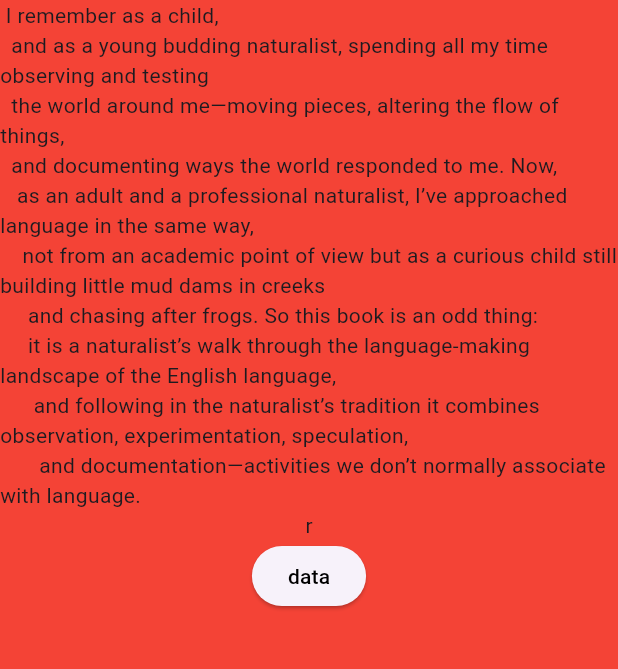
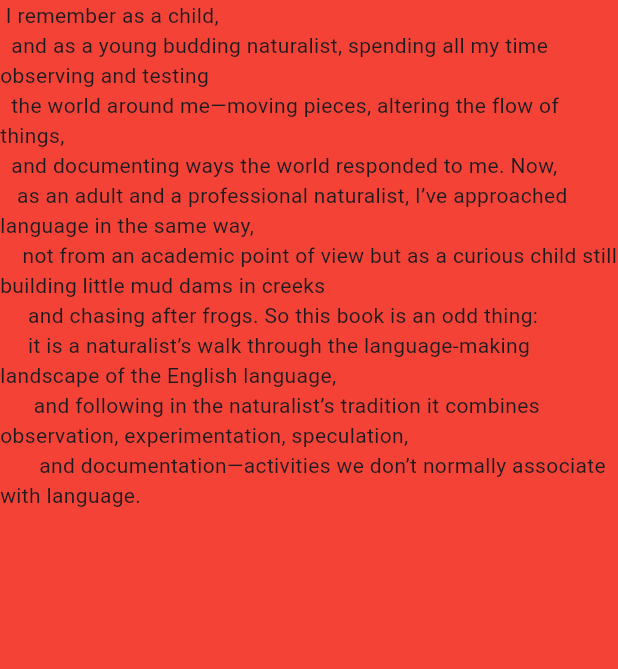
Before and after one commit to Abhinimap/localization, a Flutter app: the screen it shows after launch, on a phone screen of 412 x 824 dp, the part 84-753 px from its top. Run offline on Flutter 3.47's test engine with Material 3 defaults, Android fonts, the phone set to English and light mode, and no system bars; our stand-ins replace flutter_localization.

Commit message:
final commit

```diff
--- a/lib/home.dart
+++ b/lib/home.dart
@@ -13,16 +13,12 @@ class HomePage extends StatefulWidget {
 class _HomePageState extends State<HomePage> {
   @override
   Widget build(BuildContext context) {
-    debugPrint('entered home page');
     return   Scaffold(
       backgroundColor: Colors.red,
-      // appBar: AppBar(title: Text('data',style: TextStyle(color: Colors.black),),),
       appBar: AppBar(centerTitle: true,title: Text(AppLocale.appTitle.getString(context)),),
       body: Center(child: Column(
         children: [
           Text(AppLocale.theHomePageText.getString(context)),
-          Text('r'),
-          ElevatedButton(onPressed: (){}, child: Text('data',style: TextStyle(color: Colors.black)))
         ],
       ),),);
   }
--- a/lib/main.dart
+++ b/lib/main.dart
@@ -33,7 +33,6 @@ class _MyAppState extends State<MyApp> with WidgetsBindingObserver {
       initLanguageCode: 'en',
     );
     _localization.onTranslatedLanguage = _onTranslatedLanguage;
-print('----->${Platform.localeName}');
     _localization.translate(Platform.localeName=='hi_IN'?'hi':'en');
 
   }
@@ -51,7 +50,6 @@ print('----->${Platform.localeName}');
   @override
   void didChangeLocales(List<Locale>? locales) {
     super.didChangeLocales(locales);
-    debugPrint(locales?.isNotEmpty ?? false?'did lang changes : ${locales?.first.languageCode} ${locales?.first.countryCode}':"empty locla");
     if (locales != null) {
       for (Locale loc in locales) {
         if (AppLocale.allSupportedLocales.contains(loc.languageCode)) {
```
